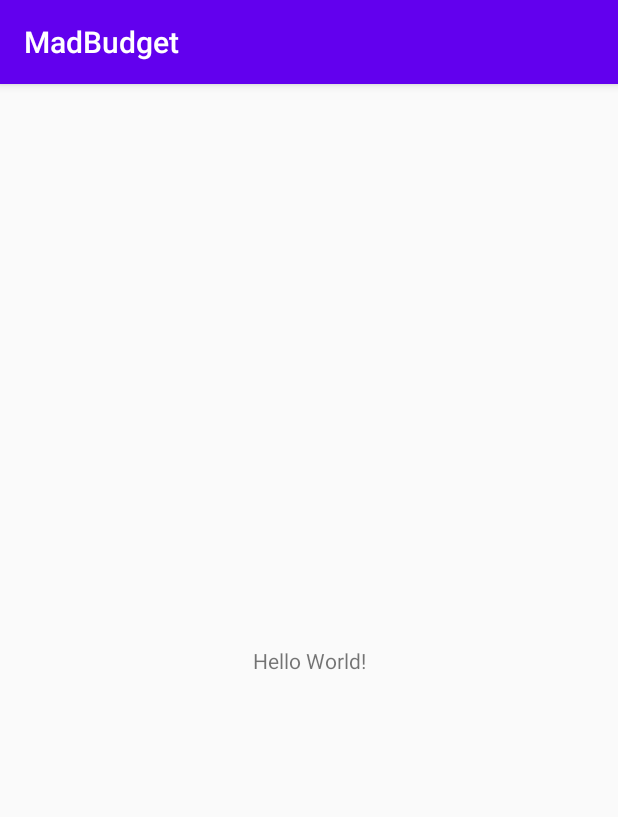
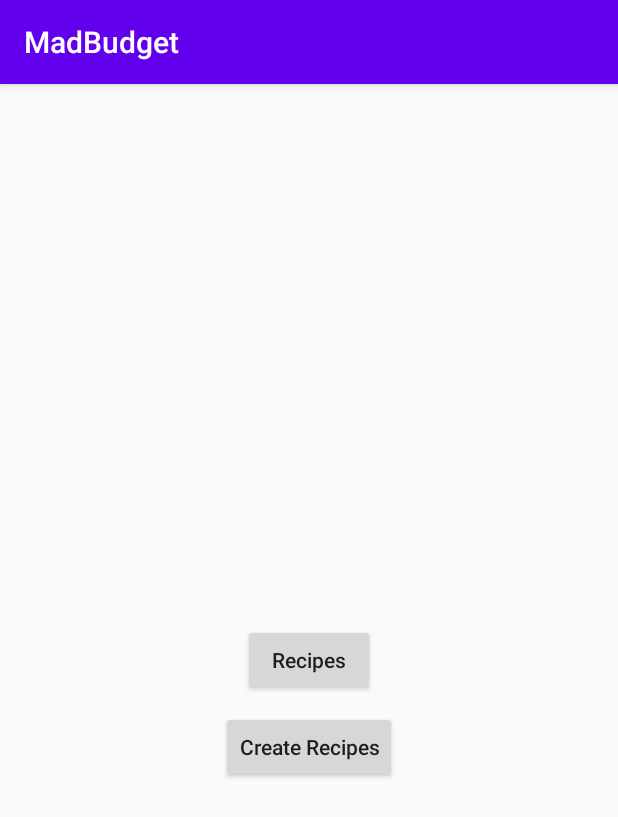
Before and after one commit to aleksanderlj/MadBudget, an Android app: the screen it shows after launch (MainActivity), on a phone screen of 412 x 824 dp. Shown: the top 817 px of the screen. Run offline under Robolectric (Android 15) with nearby library versions, the phone set to English and light mode, and no system bars.

Commit message:
Added main menu buttons.

```diff
--- a/app/src/main/java/com/example/madbudget/MainActivity.kt
+++ b/app/src/main/java/com/example/madbudget/MainActivity.kt
@@ -2,10 +2,16 @@ package com.example.madbudget
 
 import androidx.appcompat.app.AppCompatActivity
 import android.os.Bundle
+import android.widget.Button
+import kotlinx.android.synthetic.main.activity_main.*
 
 class MainActivity : AppCompatActivity() {
     override fun onCreate(savedInstanceState: Bundle?) {
         super.onCreate(savedInstanceState)
         setContentView(R.layout.activity_main)
+
+        recipes.text
+
+
     }
 }
--- a/app/src/main/res/layout/activity_main.xml
+++ b/app/src/main/res/layout/activity_main.xml
@@ -6,13 +6,26 @@
     android:layout_height="match_parent"
     tools:context=".MainActivity">
 
-    <TextView
+    <Button
+        android:id="@+id/recipes"
         android:layout_width="wrap_content"
         android:layout_height="wrap_content"
-        android:text="Hello World!"
+        android:text="@string/recipe_button"
+        android:textAllCaps="false"
         app:layout_constraintBottom_toBottomOf="parent"
         app:layout_constraintLeft_toLeftOf="parent"
         app:layout_constraintRight_toRightOf="parent"
         app:layout_constraintTop_toTopOf="parent" />
 
+    <Button
+        android:id="@+id/createRecipes"
+        android:layout_width="wrap_content"
+        android:layout_height="wrap_content"
+        android:layout_marginTop="10dp"
+        android:text="@string/create_recipe_button"
+        android:textAllCaps="false"
+        app:layout_constraintLeft_toLeftOf="parent"
+        app:layout_constraintRight_toRightOf="parent"
+        app:layout_constraintTop_toBottomOf="@id/recipes" />
+
 </androidx.constraintlayout.widget.ConstraintLayout>
--- a/app/src/main/res/values/strings.xml
+++ b/app/src/main/res/values/strings.xml
@@ -1,3 +1,5 @@
 <resources>
     <string name="app_name">MadBudget</string>
+    <string name="recipe_button">Recipes</string>
+    <string name="create_recipe_button">Create Recipes</string>
 </resources>
```
